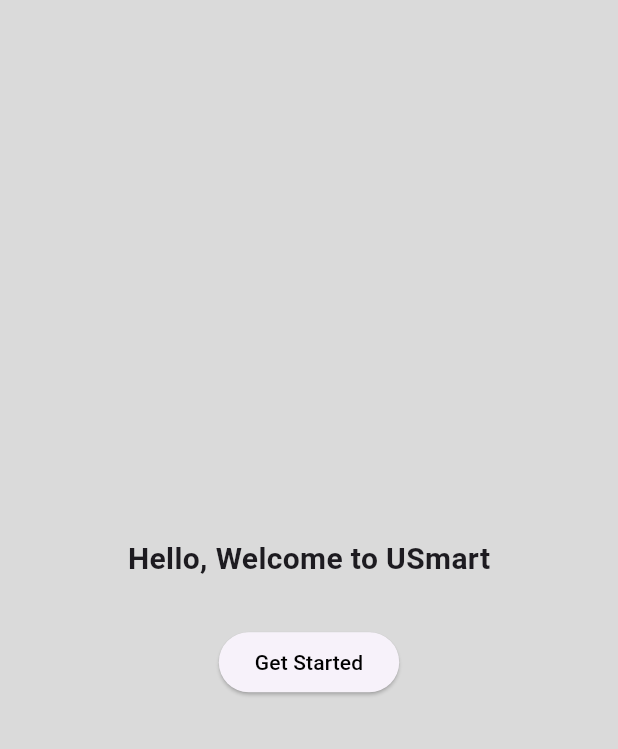
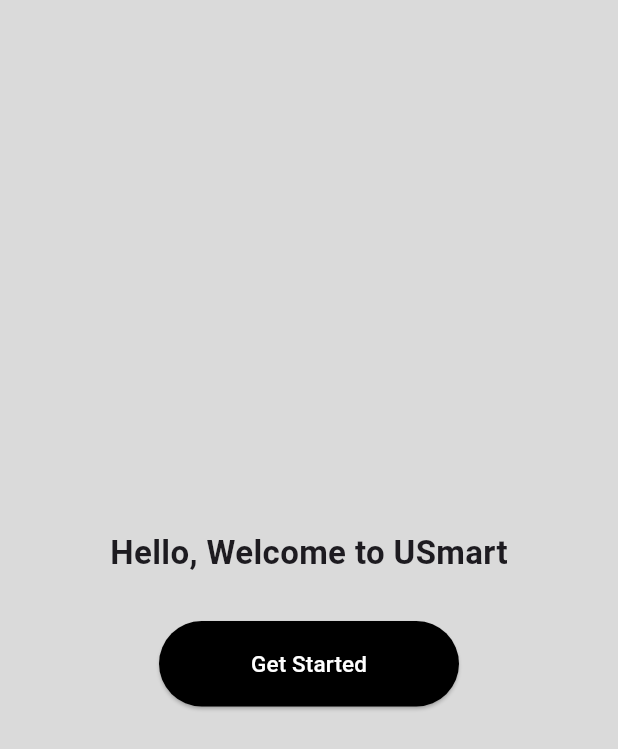
Before and after one commit to SanudaWijethunga/USmart, a Flutter app: the screen it shows after launch, on a phone screen of 412 x 824 dp. Shown: the top 749 px of the screen. Run offline on Flutter 3.47's test engine with Material 3 defaults, Android fonts, the phone set to English and light mode, and no system bars.

Commit message:
Created the login page and updated the start page

```diff
--- /dev/null
+++ b/user_manager_frontend/lib/screens/sign_up_page.dart
@@ -0,0 +1,14 @@
+import 'package:flutter/material.dart';
+
+class SignUpPage extends StatefulWidget{
+  @override
+  signUpState createState() => signUpState();
+}
+
+class signUpState extends State<SignUpPage>{
+  Widget build(BuildContext context){
+    return MaterialApp(
+      home: Scaffold(),
+    );
+  }
+}
--- a/user_manager_frontend/lib/screens/start_page.dart
+++ b/user_manager_frontend/lib/screens/start_page.dart
@@ -15,17 +15,29 @@
               Text("Hello, Welcome to USmart",
                style: TextStyle(
                 fontWeight: FontWeight.bold,
-                fontSize: 20.0
+                fontSize: 22.0
                )),
               SizedBox(height: 30.0,),
-              ElevatedButton(
-                onPressed: (){
-                  Navigator.push(context, MaterialPageRoute(builder: (context) => LoginPage()));
-                },
-                child: Text("Get Started", style: TextStyle(
-                  color: Colors.black,
-                ),),
-              ),
+              SizedBox(
+                width: 200,
+                child: ElevatedButton(
+                  onPressed: (){
+                    Navigator.push(
+                      context,
+                      MaterialPageRoute(builder: (context) => LoginPage())
+                    );
+                  },
+                  style: ElevatedButton.styleFrom(
+                    backgroundColor: const Color.fromARGB(255, 0, 0, 0),
+                    padding: EdgeInsets.symmetric(
+                      vertical: 18,
+                    )
+                  ),
+                  child: Text("Get Started", style: TextStyle(
+                    color: Colors.white,
+                    fontSize: 15.0
+                  ),)),
+              )
             ],
           ),
         )
```
Also changed, not shown: user_manager_frontend/lib/screens/login_page.dart (+96 -1 lines).
